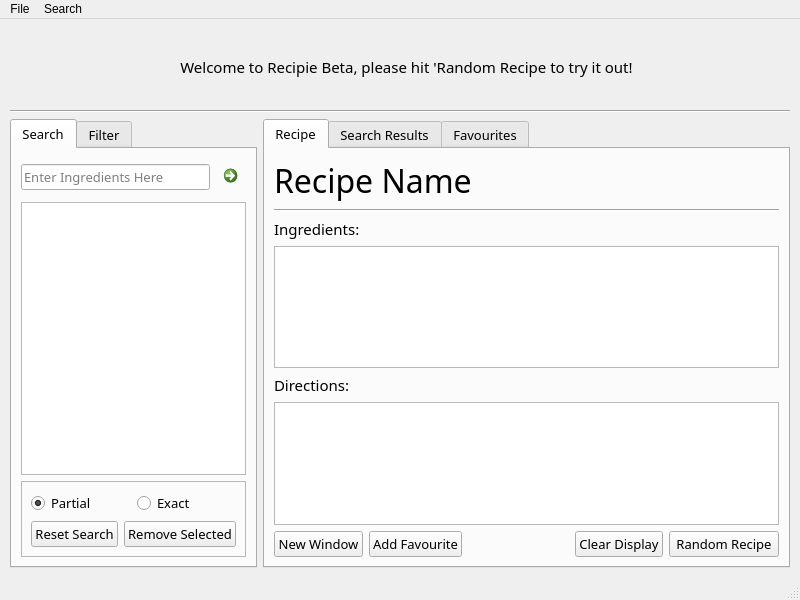
Qt form testing/recipie_test/mainwindow.ui (starshine-bcit/Recipie) before a commit.
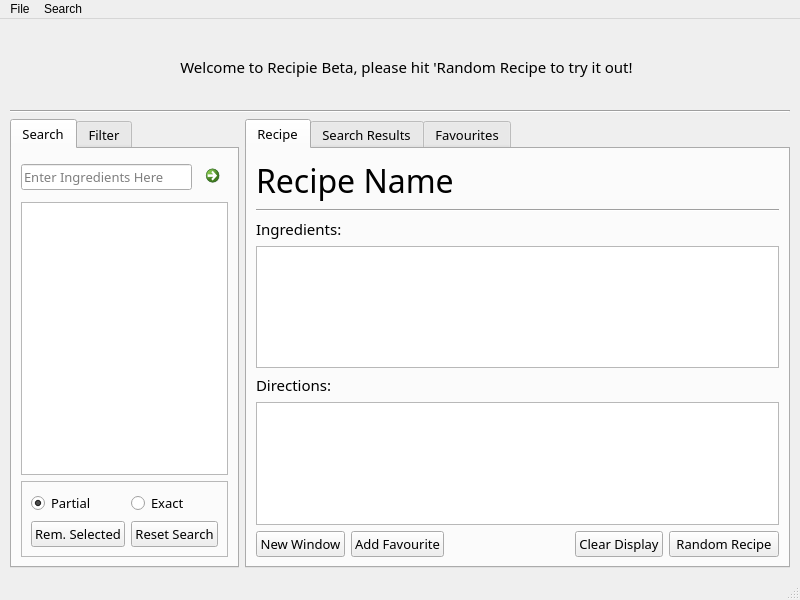
The same form after that commit. The open tabs and pages were chosen to show the change. Icons and pictures are not drawn.

Commit message: Fix scaling issue in UI Add UI elements for filtering by category Add UI logic for category filtering

```diff
--- a/testing/recipie_test/mainwindow.ui
+++ b/testing/recipie_test/mainwindow.ui
@@ -235,9 +235,24 @@
             <property name="frameShadow">
              <enum>QFrame::Sunken</enum>
             </property>
-            <layout class="QVBoxLayout" name="verticalLayout_5" stretch="1,1">
+            <layout class="QVBoxLayout" name="verticalLayout_5" stretch="0">
              <item>
-              <layout class="QHBoxLayout" name="horizontalLayoutRadioHolder" stretch="1,1">
+              <layout class="QHBoxLayout" name="horizontalLayout_2" stretch="1,0,1,0,1">
+               <item>
+                <spacer name="horizontalSpacer_9">
+                 <property name="orientation">
+                  <enum>Qt::Horizontal</enum>
+                 </property>
+                 <property name="sizeHint" stdset="0">
+                  <size>
+                   <width>40</width>
+                   <height>20</height>
+                  </size>
+                 </property>
+                </spacer>
+               </item>
+               <item>
+                <layout class="QVBoxLayout" name="verticalLayout_11">
                <item>
                 <widget class="QRadioButton" name="radioButtonInclusive">
                  <property name="font">
@@ -256,6 +271,46 @@
                 </widget>
                </item>
                <item>
+                  <widget class="QPushButton" name="pushButtonRemoveSelected">
+                   <property name="sizePolicy">
+                    <sizepolicy hsizetype="Fixed" vsizetype="Fixed">
+                     <horstretch>0</horstretch>
+                     <verstretch>0</verstretch>
+                    </sizepolicy>
+                   </property>
+                   <property name="font">
+                    <font>
+                     <family>Source Sans Pro</family>
+                     <pointsize>10</pointsize>
+                     <bold>false</bold>
+                    </font>
+                   </property>
+                   <property name="toolTip">
+                    <string>Remove selected search terms from above</string>
+                   </property>
+                   <property name="text">
+                    <string>Rem. Selected</string>
+                   </property>
+                  </widget>
+                 </item>
+                </layout>
+               </item>
+               <item>
+                <spacer name="horizontalSpacer_10">
+                 <property name="orientation">
+                  <enum>Qt::Horizontal</enum>
+                 </property>
+                 <property name="sizeHint" stdset="0">
+                  <size>
+                   <width>40</width>
+                   <height>20</height>
+                  </size>
+                 </property>
+                </spacer>
+               </item>
+               <item>
+                <layout class="QVBoxLayout" name="verticalLayout_10">
+                 <item>
                 <widget class="QRadioButton" name="radioButtonExclusive">
                  <property name="font">
                   <font>
@@ -269,10 +324,6 @@
                  </property>
                 </widget>
                </item>
-              </layout>
-             </item>
-             <item>
-              <layout class="QHBoxLayout" name="horizontalLayoutSearchButtonHolder" stretch="1,1">
                <item>
                 <widget class="QPushButton" name="pushButtonResetSearch">
                  <property name="sizePolicy">
@@ -293,25 +344,20 @@
                  </property>
                 </widget>
                </item>
+                </layout>
+               </item>
                <item>
-                <widget class="QPushButton" name="pushButtonRemoveSelected">
-                 <property name="sizePolicy">
-                  <sizepolicy hsizetype="Fixed" vsizetype="Fixed">
-                   <horstretch>0</horstretch>
-                   <verstretch>0</verstretch>
-                  </sizepolicy>
+                <spacer name="horizontalSpacer_8">
+                 <property name="orientation">
+                  <enum>Qt::Horizontal</enum>
                  </property>
-                 <property name="font">
-                  <font>
-                   <family>Source Sans Pro</family>
-                   <pointsize>10</pointsize>
-                   <bold>false</bold>
-                  </font>
+                 <property name="sizeHint" stdset="0">
+                  <size>
+                   <width>40</width>
+                   <height>20</height>
+                  </size>
                  </property>
-                 <property name="text">
-                  <string>Remove Selected</string>
-                 </property>
-                </widget>
+                </spacer>
                </item>
               </layout>
              </item>
```
Left out of the diff: 64 changed lines with no effect on the pictures. Lines whose indentation alone changed are shown as unchanged. The commit also changes 2 other files.
